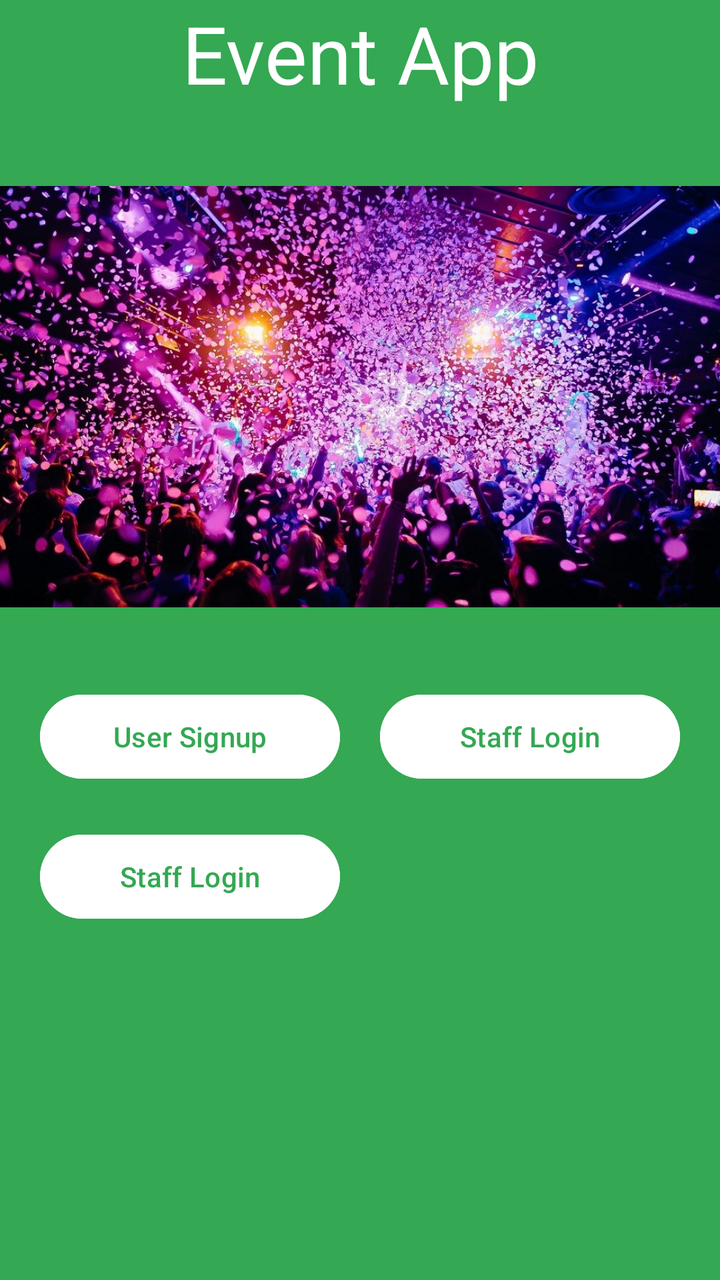
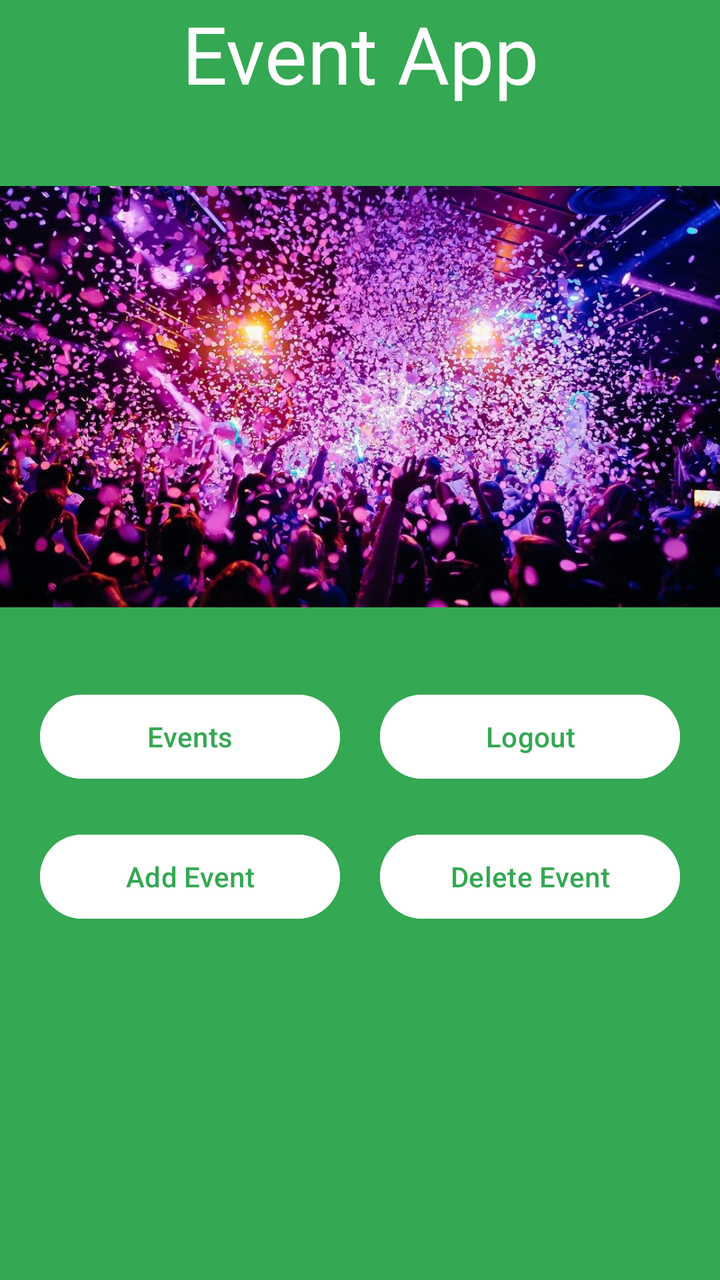

Screens rendered from an Android XML layout before and after an edit, with the pre-edit source and the edit as a unified diff.
<!-- AndroidManifest.xml: application theme Theme.EventApp -->
<!-- res/layout/homepage.xml -->
<?xml version="1.0" encoding="utf-8"?>
<androidx.constraintlayout.widget.ConstraintLayout xmlns:android="http://schemas.android.com/apk/res/android"
    xmlns:app="http://schemas.android.com/apk/res-auto"
    xmlns:tools="http://schemas.android.com/tools"
    android:id="@+id/main"
    android:layout_width="match_parent"
    android:layout_height="match_parent"
    android:background="#34A853">

    <TextView
        android:id="@+id/title"
        android:layout_width="wrap_content"
        android:layout_height="wrap_content"
        android:text="Event App"
        android:textSize="40dp"
        app:layout_constraintEnd_toEndOf="parent"
        app:layout_constraintStart_toStartOf="parent"
        app:layout_constraintTop_toTopOf="parent"
        android:textColor="@color/white"
        />

    <ImageView
        android:id="@+id/imageView"
        android:layout_width="wrap_content"
        android:layout_height="250dp"
        android:layout_marginEnd="16dp"
        app:layout_constraintStart_toStartOf="parent"
        app:layout_constraintTop_toBottomOf="@id/title"
        android:layout_marginTop="20dp"
        app:srcCompat="@drawable/party" />

    <Button
        android:id="@+id/signUpButton"
        android:layout_width="150dp"
        android:layout_height="50dp"
        android:backgroundTint="@color/white"
        android:textColor="#34A853"
        android:text="User Signup"
        app:layout_constraintTop_toBottomOf="@id/imageView"
        app:layout_constraintStart_toStartOf="parent"
        android:layout_marginTop="20dp"
        android:layout_marginStart="20dp"
        />


    <Button
        android:id="@+id/LoginButton"
        android:layout_width="150dp"
        android:layout_height="50dp"
        android:backgroundTint="@color/white"
        android:textColor="#34A853"
        android:text="Staff Login"
        app:layout_constraintTop_toBottomOf="@id/imageView"
        app:layout_constraintEnd_toEndOf="parent"
        android:layout_marginTop="20dp"
        android:layout_marginEnd="20dp"
        />

    <Button
        android:id="@+id/StaffLogin"
        android:layout_width="150dp"
        android:layout_height="50dp"
        android:backgroundTint="@color/white"
        android:textColor="#34A853"
        android:text="Staff Login"
        app:layout_constraintTop_toBottomOf="@id/signUpButton"
        app:layout_constraintStart_toStartOf="parent"
        android:layout_marginTop="20dp"
        android:layout_marginStart="20dp"
        />








</androidx.constraintlayout.widget.ConstraintLayout>
<!-- resources referenced by this layout -->
<resources>
  <color name="white">#FFFFFFFF</color>
  <!-- drawable party: png bitmap (drawable, 316271 bytes) -->
  <style name="Theme.EventApp" parent="Base.Theme.EventApp" />
  <style name="Base.Theme.EventApp" parent="Theme.Material3.DayNight.NoActionBar">
          
          
      </style>
</resources>

<!-- the commit's change to res/layout/homepage.xml (unified diff, before → after) -->
@@ -1,79 +1,95 @@
 <?xml version="1.0" encoding="utf-8"?>
-<androidx.constraintlayout.widget.ConstraintLayout xmlns:android="http://schemas.android.com/apk/res/android"
+<layout
+    xmlns:android="http://schemas.android.com/apk/res/android"
     xmlns:app="http://schemas.android.com/apk/res-auto"
-    xmlns:tools="http://schemas.android.com/tools"
-    android:id="@+id/main"
-    android:layout_width="match_parent"
-    android:layout_height="match_parent"
-    android:background="#34A853">
+    xmlns:tools="http://schemas.android.com/tools">
+    <data>
+        <variable
+            name="clickHandler"
+            type="com.northcoders.eventapp.ui.homepage.HomepageClickHandlers" />
+    </data>
 
-    <TextView
-        android:id="@+id/title"
-        android:layout_width="wrap_content"
-        android:layout_height="wrap_content"
-        android:text="Event App"
-        android:textSize="40dp"
-        app:layout_constraintEnd_toEndOf="parent"
-        app:layout_constraintStart_toStartOf="parent"
-        app:layout_constraintTop_toTopOf="parent"
-        android:textColor="@color/white"
-        />
+    <androidx.constraintlayout.widget.ConstraintLayout
+        android:id="@+id/main"
+        android:layout_width="match_parent"
+        android:layout_height="match_parent"
+        android:background="#34A853">
 
-    <ImageView
-        android:id="@+id/imageView"
-        android:layout_width="wrap_content"
-        android:layout_height="250dp"
-        android:layout_marginEnd="16dp"
-        app:layout_constraintStart_toStartOf="parent"
-        app:layout_constraintTop_toBottomOf="@id/title"
-        android:layout_marginTop="20dp"
-        app:srcCompat="@drawable/party" />
+        <TextView
+            android:id="@+id/title"
+            android:layout_width="wrap_content"
+            android:layout_height="wrap_content"
+            android:text="Event App"
+            android:textSize="40dp"
+            app:layout_constraintEnd_toEndOf="parent"
+            app:layout_constraintStart_toStartOf="parent"
+            app:layout_constraintTop_toTopOf="parent"
+            android:textColor="@color/white"
+            />
 
-    <Button
-        android:id="@+id/signUpButton"
-        android:layout_width="150dp"
-        android:layout_height="50dp"
-        android:backgroundTint="@color/white"
-        android:textColor="#34A853"
-        android:text="User Signup"
-        app:layout_constraintTop_toBottomOf="@id/imageView"
-        app:layout_constraintStart_toStartOf="parent"
-        android:layout_marginTop="20dp"
-        android:layout_marginStart="20dp"
-        />
+        <ImageView
+            android:id="@+id/imageView"
+            android:layout_width="wrap_content"
+            android:layout_height="250dp"
+            android:layout_marginEnd="16dp"
+            app:layout_constraintStart_toStartOf="parent"
+            app:layout_constraintTop_toBottomOf="@id/title"
+            android:layout_marginTop="20dp"
+            app:srcCompat="@drawable/party" />
+
+        <Button
+            android:id="@+id/eventButton"
+            android:layout_width="150dp"
+            android:layout_height="50dp"
+            android:backgroundTint="@color/white"
+            android:textColor="#34A853"
+            android:text="Events"
+            android:onClick="@{clickHandler::eventPage}"
+            app:layout_constraintTop_toBottomOf="@id/imageView"
+            app:layout_constraintStart_toStartOf="parent"
+            android:layout_marginTop="20dp"
+            android:layout_marginStart="20dp"
+            />
 
 
-    <Button
-        android:id="@+id/LoginButton"
-        android:layout_width="150dp"
-        android:layout_height="50dp"
-        android:backgroundTint="@color/white"
-        android:textColor="#34A853"
-        android:text="Staff Login"
-        app:layout_constraintTop_toBottomOf="@id/imageView"
-        app:layout_constraintEnd_toEndOf="parent"
-        android:layout_marginTop="20dp"
-        android:layout_marginEnd="20dp"
-        />
+        <Button
+            android:id="@+id/LogoutButton"
+            android:layout_width="150dp"
+            android:layout_height="50dp"
+            android:backgroundTint="@color/white"
+            android:textColor="#34A853"
+            android:text="Logout"
+            android:onClick="@{clickHandler::logoutPage}"
+            app:layout_constraintTop_toBottomOf="@id/imageView"
+            app:layout_constraintEnd_toEndOf="parent"
+            android:layout_marginTop="20dp"
+            android:layout_marginEnd="20dp"
+            />
 
-    <Button
-        android:id="@+id/StaffLogin"
-        android:layout_width="150dp"
-        android:layout_height="50dp"
-        android:backgroundTint="@color/white"
-        android:textColor="#34A853"
-        android:text="Staff Login"
-        app:layout_constraintTop_toBottomOf="@id/signUpButton"
-        app:layout_constraintStart_toStartOf="parent"
-        android:layout_marginTop="20dp"
-        android:layout_marginStart="20dp"
-        />
+        <Button
+            android:id="@+id/AddEvent"
+            android:layout_width="150dp"
+            android:layout_height="50dp"
+            android:backgroundTint="@color/white"
+            android:textColor="#34A853"
+            android:text="Add Event"
+            app:layout_constraintTop_toBottomOf="@id/eventButton"
+            app:layout_constraintStart_toStartOf="parent"
+            android:layout_marginTop="20dp"
+            android:layout_marginStart="20dp"
+            />
 
-
-
-
-
-
-
-
-</androidx.constraintlayout.widget.ConstraintLayout>
+        <Button
+            android:id="@+id/DeleteEvent"
+            android:layout_width="150dp"
+            android:layout_height="50dp"
+            android:backgroundTint="@color/white"
+            android:textColor="#34A853"
+            android:text="Delete Event"
+            app:layout_constraintTop_toBottomOf="@id/LogoutButton"
+            app:layout_constraintEnd_toEndOf="parent"
+            android:layout_marginTop="20dp"
+            android:layout_marginEnd="20dp"
+            />
+    </androidx.constraintlayout.widget.ConstraintLayout>
+</layout>
